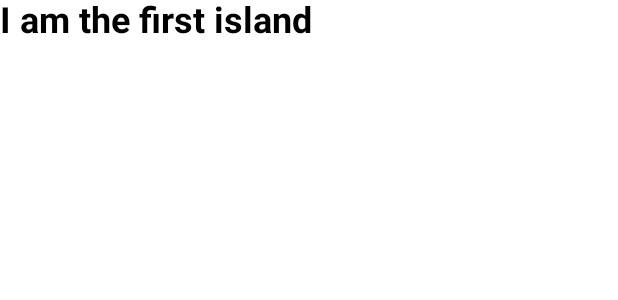
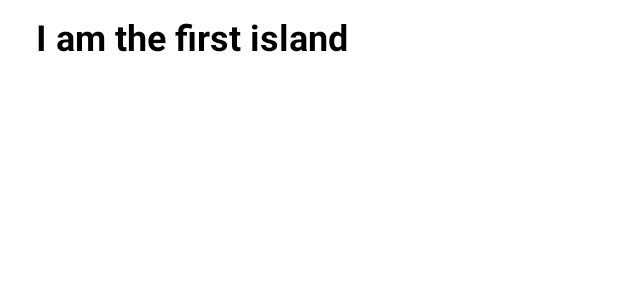
Before and after one commit to ArtemisSoftware/Amphitrite-UI-2, an Android app built with Jetpack Compose: the @Preview function DemoIsland1Preview, on a phone screen of 412 x 824 dp. Shown: the top 300 px of the screen. Run offline under Robolectric (Android 15) with nearby library versions, the phone set to English and light mode, and no system bars.

Commit message:
Dynamic Island - logic

```diff
--- a/app/src/main/java/com/artemissoftware/amphitriteui2/MainActivity.kt
+++ b/app/src/main/java/com/artemissoftware/amphitriteui2/MainActivity.kt
@@ -13,6 +13,7 @@ import androidx.compose.runtime.Composable
 import androidx.compose.ui.Alignment
 import androidx.compose.ui.Modifier
 import androidx.compose.ui.tooling.preview.Preview
+import com.artemissoftware.amphitriteui2.islands.Island
 import com.artemissoftware.amphitriteui2.ui.theme.AmphitriteUI2Theme
 
 class MainActivity : ComponentActivity() {
@@ -30,7 +31,7 @@ class MainActivity : ComponentActivity() {
 
 
                     SingleContent {
-
+                        Island()
                     }
 
 
--- a/app/src/main/java/com/artemissoftware/amphitriteui2/islands/composables/Islands.kt
+++ b/app/src/main/java/com/artemissoftware/amphitriteui2/islands/composables/Islands.kt
@@ -2,10 +2,7 @@ package com.artemissoftware.amphitriteui2.islands.composables
 
 import androidx.compose.foundation.Image
 import androidx.compose.foundation.background
-import androidx.compose.foundation.layout.Box
-import androidx.compose.foundation.layout.fillMaxWidth
-import androidx.compose.foundation.layout.height
-import androidx.compose.foundation.layout.size
+import androidx.compose.foundation.layout.*
 import androidx.compose.foundation.shape.CircleShape
 import androidx.compose.material.Text
 import androidx.compose.runtime.Composable
@@ -24,6 +21,11 @@ import com.artemissoftware.amphitriteui2.R
 @Composable
 fun DemoIsland1() {
     Text(
+        modifier = Modifier
+            .padding(
+                horizontal = 24.dp,
+                vertical = 12.dp
+            ),
         text = "I am the first island",
         fontWeight = FontWeight.Bold,
         fontSize = 24.sp
```
Also changed, not shown: app/src/main/java/com/artemissoftware/amphitriteui2/islands/Island.kt (added, +69 -0 lines).
